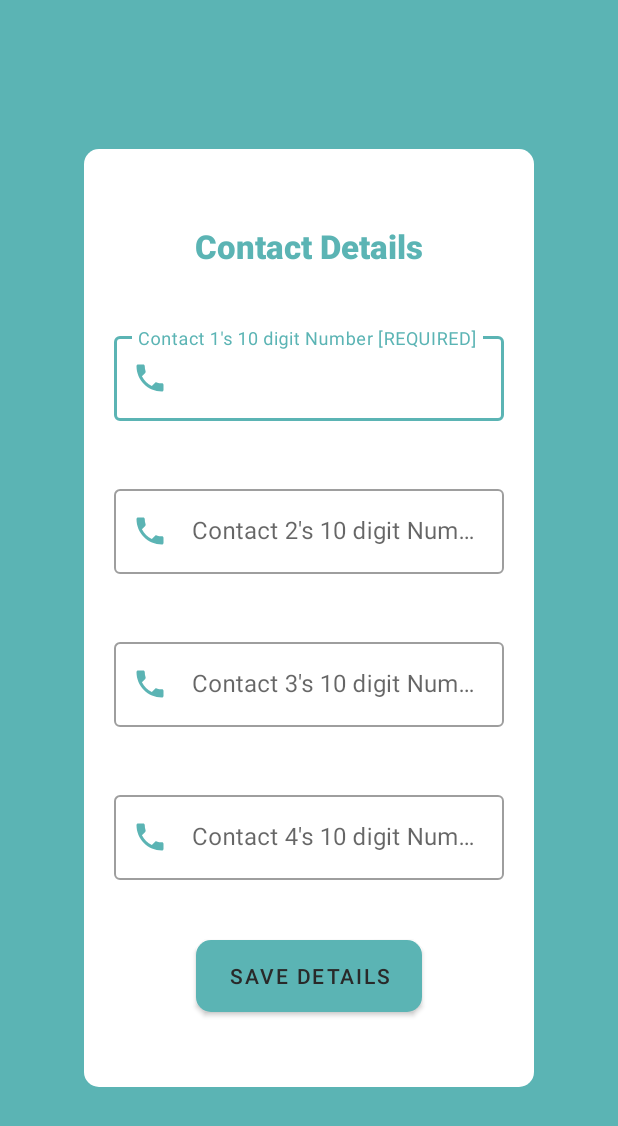
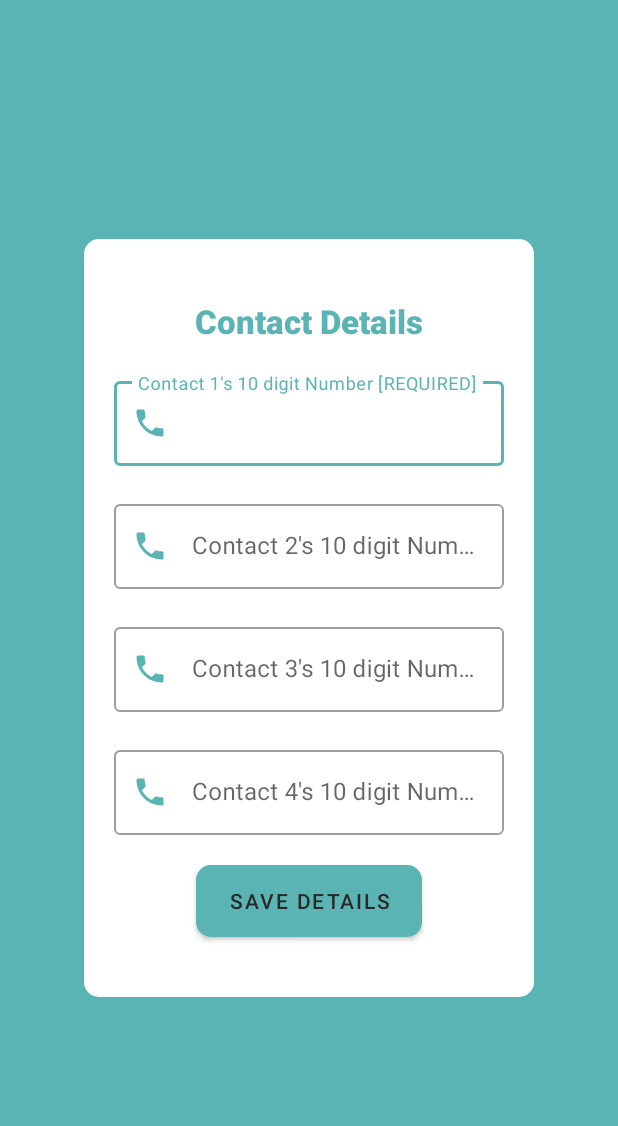
Before and after one commit to divesh147/NIDAR, an Android app: the SignedIn screen opened directly, with no data from a screen before it, on a phone screen of 412 x 824 dp. Shown: the top 1126 px of the screen. Run offline under Robolectric (Android 15) with nearby library versions, the light colour scheme and no system bars; our stand-ins replace Firebase (no records; nobody signed in at launch, a user with empty details on screens opened directly).

Commit message:
Code indented and some layout fixed.

```diff
--- a/app/src/main/java/com/example/nidar/SignedIn.java
+++ b/app/src/main/java/com/example/nidar/SignedIn.java
@@ -72,7 +72,6 @@ public class SignedIn extends AppCompatActivity {
         overridePendingTransition(0, 0);
         startActivity(intent);
         finish();
-
     }
 
     // Initialise Different View Items
--- a/app/src/main/res/layout/activity_signed_in.xml
+++ b/app/src/main/res/layout/activity_signed_in.xml
@@ -11,8 +11,8 @@
         android:layout_width="300dp"
         android:layout_height="wrap_content"
         android:gravity="center"
-        android:paddingTop="30dp"
-        android:paddingBottom="30dp"
+        android:paddingTop="20dp"
+        android:paddingBottom="20dp"
         android:background="@drawable/layout_shape"
         android:orientation="vertical">
 
@@ -22,7 +22,9 @@
             android:layout_height="wrap_content"
             android:textAlignment="center"
             android:fontFamily="sans-serif-black"
-            android:layout_margin="20dp"
+            android:layout_marginTop="20dp"
+            android:layout_marginLeft="20dp"
+            android:layout_marginRight="20dp"
             android:textColor="@color/colorPrimary"
             android:textSize="10pt"
             android:text="@string/contact_details"/>
@@ -33,7 +35,9 @@
             app:startIconTint="@color/colorPrimary"
             android:layout_width="match_parent"
             android:layout_height="wrap_content"
-            android:layout_margin="20dp"
+            android:layout_marginTop="20dp"
+            android:layout_marginLeft="20dp"
+            android:layout_marginRight="20dp"
             android:autofillHints=""
             android:hint="@string/contact_phone_number1"
             app:hintTextColor="@color/colorPrimary">
@@ -53,7 +57,9 @@
             app:startIconTint="@color/colorPrimary"
             android:layout_width="match_parent"
             android:layout_height="wrap_content"
-            android:layout_margin="20dp"
+            android:layout_marginTop="20dp"
+            android:layout_marginLeft="20dp"
+            android:layout_marginRight="20dp"
             android:autofillHints=""
             android:hint="@string/contact_phone_number2"
             app:hintTextColor="@color/colorPrimary">
@@ -73,7 +79,9 @@
             app:startIconTint="@color/colorPrimary"
             android:layout_width="match_parent"
             android:layout_height="wrap_content"
-            android:layout_margin="20dp"
+            android:layout_marginTop="20dp"
+            android:layout_marginLeft="20dp"
+            android:layout_marginRight="20dp"
             android:autofillHints=""
             android:hint="@string/contact_phone_number3"
             app:hintTextColor="@color/colorPrimary">
@@ -93,7 +101,9 @@
             app:startIconTint="@color/colorPrimary"
             android:layout_width="match_parent"
             android:layout_height="wrap_content"
-            android:layout_margin="20dp"
+            android:layout_marginTop="20dp"
+            android:layout_marginLeft="20dp"
+            android:layout_marginRight="20dp"
             android:autofillHints=""
             android:hint="@string/contact_phone_number4"
             app:hintTextColor="@color/colorPrimary">
```
Also changed, not shown: app/src/main/java/com/example/nidar/FallService.java (+26 -24 lines), app/src/main/java/com/example/nidar/FallTest.java (+29 -27 lines), app/src/main/java/com/example/nidar/MainActivity.java (+1 -14 lines), app/src/main/res/layout/activity_main.xml (+4 -3 lines).
